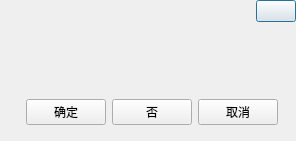
jjzhang166/QtBaseUI, file QtBaseUI/Src/MessageBox.ui: the form before one commit.
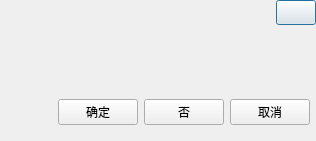
The form after the commit. Icons and pictures are not drawn. Custom widgets are drawn as their Qt base class.

The edit to the form file:
```diff
--- a/QtBaseUI/Src/MessageBox.ui
+++ b/QtBaseUI/Src/MessageBox.ui
@@ -13,7 +13,7 @@
   <property name="windowTitle">
    <string>MessageBox</string>
   </property>
-  <layout class="QVBoxLayout" name="verticalLayout_2" stretch="0,1">
+  <layout class="QVBoxLayout" name="verticalLayout_2" stretch="0,0">
    <property name="spacing">
     <number>0</number>
    </property>
@@ -21,7 +21,13 @@
     <number>0</number>
    </property>
    <item>
-    <widget class="QWidget" name="title" native="true">
+    <widget class="QFrame" name="title">
+     <property name="maximumSize">
+      <size>
+       <width>16777215</width>
+       <height>25</height>
+      </size>
+     </property>
      <layout class="QHBoxLayout" name="horizontalLayout">
       <property name="spacing">
        <number>0</number>
@@ -73,7 +79,7 @@
     </widget>
    </item>
    <item>
-    <widget class="QWidget" name="content" native="true">
+    <widget class="QFrame" name="content">
      <layout class="QGridLayout" name="gridLayout">
       <property name="leftMargin">
        <number>6</number>
@@ -97,9 +103,18 @@
         </property>
         <item>
          <widget class="QLabel" name="icon">
+          <property name="minimumSize">
+           <size>
+            <width>50</width>
+            <height>0</height>
+           </size>
+          </property>
           <property name="text">
            <string/>
           </property>
+          <property name="alignment">
+           <set>Qt::AlignCenter</set>
+          </property>
          </widget>
         </item>
         <item>
```
